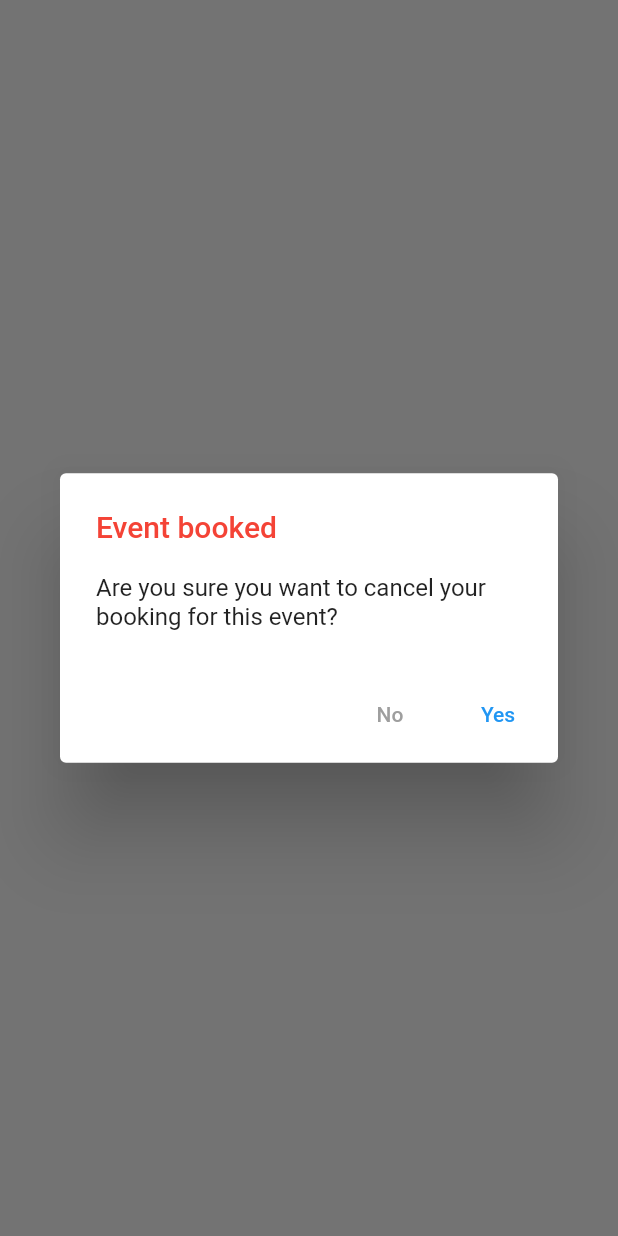
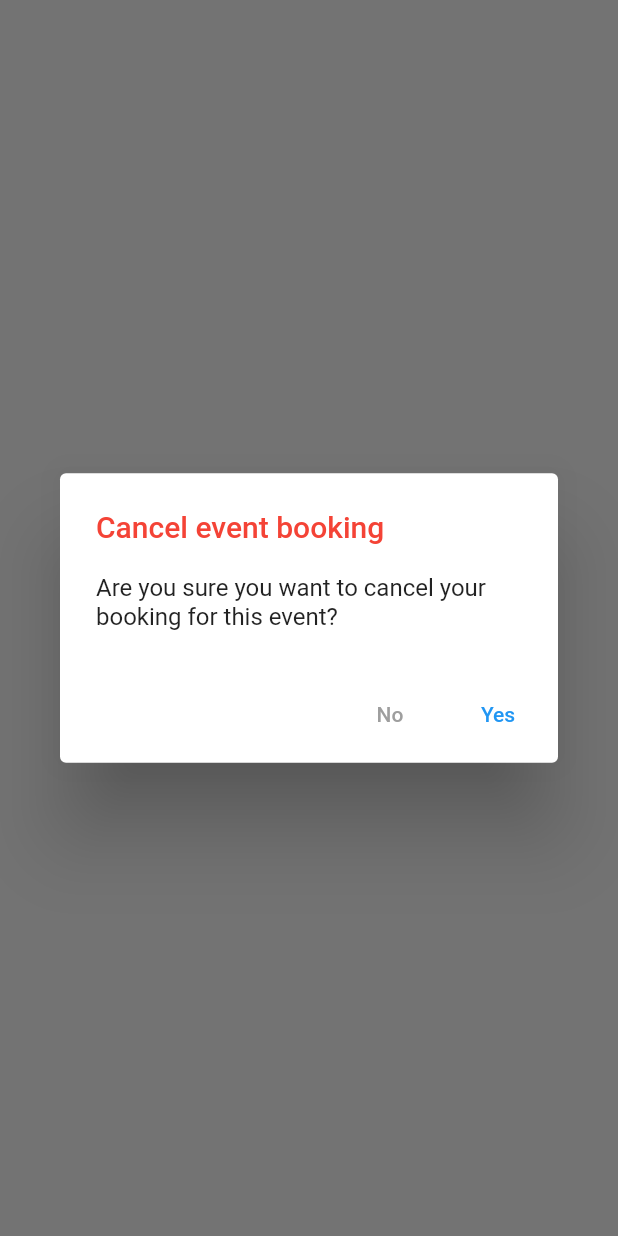
Before and after one commit to hudanazy/gather-go-, a Flutter app: what showUnbookDialog() shows on an empty page, opened directly, on a phone screen of 412 x 824 dp. Run offline on Flutter 3.47's test engine with Material 2 defaults, Android fonts, the phone set to English and light mode, and no system bars; our stand-ins replace animated_splash_screen, cloud_firestore, firebase_auth, firebase_core, firebase_messaging, firebase_storage and 11 more; accounts and stored records are empty; project files that could hold a hidden picture were left out.

Commit message:
cancel booking text

```diff
--- a/lib/shared/dialogs.dart
+++ b/lib/shared/dialogs.dart
@@ -248,7 +248,7 @@ Future<bool> showUnbookDialog(BuildContext context) async {
     context: context,
     builder: (context) => AlertDialog(
       title: Text(
-        'Event booked',
+        'Cancel event booking',
         style: TextStyle(
           color: Colors.red,
         ),
```
Also changed, not shown: lib/screens/home/eventDetailsForUsers.dart (+8 -1 lines), pubspec.lock.
